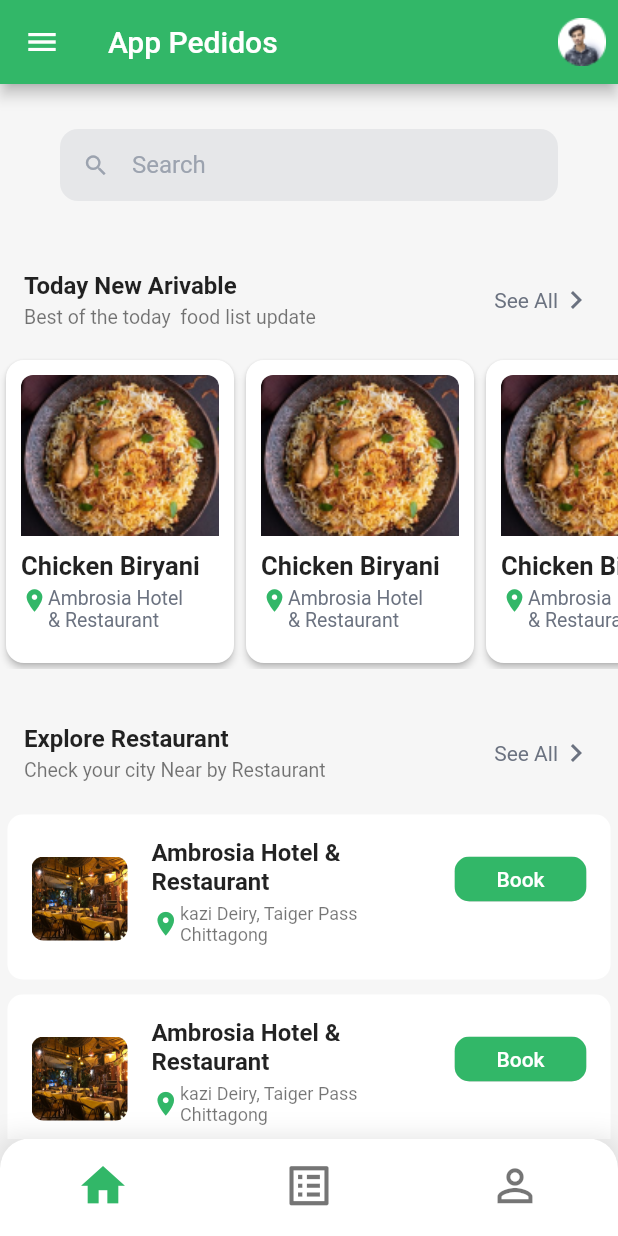
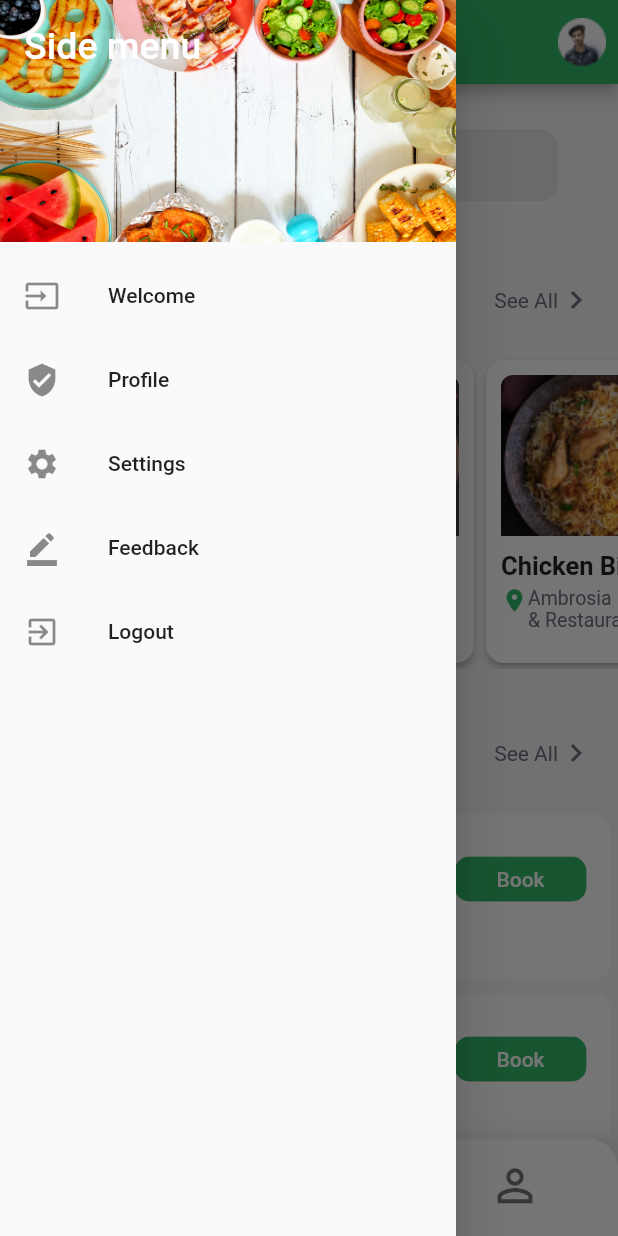
Before and after one commit to christiandionisio/pedidos-app, a Flutter app: the screen it shows after launch, with the side drawer open (before the commit the screen has no drawer), on a phone screen of 412 x 824 dp. Run offline on Flutter 3.47's test engine with Material 2 defaults, Android fonts, the phone set to English and light mode, and no system bars; our stand-ins replace introduction_screen.

Commit message:
Dish page and index principal page

```diff
--- a/lib/main.dart
+++ b/lib/main.dart
@@ -1,6 +1,7 @@
 import 'package:flutter/material.dart';
 import 'package:flutter/services.dart';
-import 'package:pedidos_app/pages/home_page.dart';
+import 'package:pedidos_app/pages/dish_page.dart';
+import 'package:pedidos_app/pages/principal_page.dart';
 import 'package:pedidos_app/pages/registration_page.dart';
 import 'package:pedidos_app/pages/onboarding_page.dart';
 import 'package:pedidos_app/utils/properties_util.dart';
@@ -20,7 +21,8 @@ class MyApp extends StatelessWidget {
       routes: {
         'onboarding_screen': (_) => OnboardingPage(),
         'registration_screen': (_) => RegistrationPage(),
-        'home_screen': (_) => HomePage(),
+        'home_screen': (_) => PrincipalPage(),
+        'dish_screen': (_) => DishPage(),
       },
 
       // Colores y propiedades generales
--- a/lib/pages/home_page.dart
+++ b/lib/pages/home_page.dart
@@ -1,20 +1,17 @@
 import 'package:flutter/material.dart';
 import 'package:pedidos_app/ui/input_decorations.dart';
-import 'package:pedidos_app/utils/properties_util.dart';
-import 'package:pedidos_app/widgets/bottom_menu.dart';
 import 'package:pedidos_app/widgets/home_page/custom_dish_card.dart';
 import 'package:pedidos_app/widgets/home_page/custom_listtile_restaurant.dart';
 import 'package:pedidos_app/widgets/home_page/section_title_lable.dart';
 
 class HomePage extends StatelessWidget {
-  const HomePage({Key? key}) : super(key: key);
+  const HomePage({
+    Key? key,
+  }) : super(key: key);
 
   @override
   Widget build(BuildContext context) {
-    return Scaffold(
-      backgroundColor: const Color(0xFFF6F6F6),
-      appBar: _getCustomAppBar(),
-      body: SingleChildScrollView(
+    return SingleChildScrollView(
       child: Column(
         children: [
           _SearchCustomWidget(),
@@ -36,26 +33,6 @@ class HomePage extends StatelessWidget {
           _CustomListRestaurants(),
         ],
       ),
-      ),
-      bottomNavigationBar: BottomPrincipalMenu(),
-    );
-  }
-
-  AppBar _getCustomAppBar() {
-    return AppBar(
-      title: Text('App Pedidos'),
-      leading: IconButton(
-        // TODO: desplegar menú lateral
-        onPressed: () {},
-        icon: Icon(Icons.menu),
-      ),
-      actions: [
-        IconButton(
-          // TODO: actualizar perfil de acuerdo a servicio
-          icon: Image.asset('assets/home/perfil.png'),
-          onPressed: () {},
-        ),
-      ],
     );
   }
 }
@@ -66,7 +43,7 @@ class _CustomListRestaurants extends StatelessWidget {
     return Container(
       width: double.infinity,
       child: Column(
-        children: [
+        children: const [
           CustomListTileRestaurants(),
           CustomListTileRestaurants(),
           CustomListTileRestaurants(),
--- /dev/null
+++ b/lib/pages/principal_page.dart
@@ -0,0 +1,92 @@
+import 'package:flutter/material.dart';
+import 'package:pedidos_app/pages/home_page.dart';
+import 'package:pedidos_app/pages/profile_page.dart';
+import 'package:pedidos_app/widgets/home_page/side_menu.dart';
+import 'cart_page.dart';
+
+class PrincipalPage extends StatefulWidget {
+  const PrincipalPage({Key? key}) : super(key: key);
+
+  @override
+  State<PrincipalPage> createState() => _PrincipalPageState();
+}
+
+class _PrincipalPageState extends State<PrincipalPage> {
+  int _selectedIndex = 0;
+
+  List<Widget> pages = [
+    HomePage(),
+    CartPage(),
+    ProfilePage(),
+  ];
+
+  @override
+  Widget build(BuildContext context) {
+    return Scaffold(
+      backgroundColor: const Color(0xFFF6F6F6),
+      drawer: NavDrawer(),
+      appBar: _getCustomAppBar(),
+      body: Container(
+        child: pages.elementAt(_selectedIndex),
+      ),
+      bottomNavigationBar: _getBottomNavigatorBar(),
+    );
+  }
+
+  Container _getBottomNavigatorBar() {
+    return Container(
+      decoration: const BoxDecoration(
+        boxShadow: <BoxShadow>[
+          BoxShadow(
+            color: Colors.black12,
+            blurRadius: 14,
+          ),
+        ],
+      ),
+      child: ClipRRect(
+        borderRadius: const BorderRadius.only(
+          topLeft: Radius.circular(20),
+          topRight: Radius.circular(20),
+        ),
+        child: BottomNavigationBar(
+          currentIndex: _selectedIndex,
+          iconSize: 35,
+          showSelectedLabels: false,
+          showUnselectedLabels: false,
+          onTap: (int index) {
+            setState(() {
+              this._selectedIndex = index;
+            });
+          },
+          items: [
+            BottomNavigationBarItem(
+              icon: new Icon(Icons.home),
+              label: 'Home',
+            ),
+            BottomNavigationBarItem(
+              icon: new Icon(Icons.list_alt_outlined),
+              label: 'Historial',
+            ),
+            BottomNavigationBarItem(
+              icon: new Icon(Icons.person_outline),
+              label: 'Perfil',
+            ),
+          ],
+        ),
+      ),
+    );
+  }
+
+  AppBar _getCustomAppBar() {
+    return AppBar(
+      title: Text('App Pedidos'),
+      actions: [
+        IconButton(
+          // TODO: actualizar perfil de acuerdo a servicio
+          icon: Image.asset('assets/home/perfil.png'),
+          onPressed: () {},
+        ),
+      ],
+    );
+  }
+}
--- a/lib/widgets/home_page/custom_dish_card.dart
+++ b/lib/widgets/home_page/custom_dish_card.dart
@@ -11,6 +11,14 @@ class CustomDishCard extends StatelessWidget {
           borderRadius: BorderRadius.circular(12),
         ),
         elevation: 2,
+        child: InkWell(
+          customBorder: RoundedRectangleBorder(
+            borderRadius: BorderRadius.circular(8),
+          ),
+          onTap: () {
+            //TODO: enviar parámetros de platos
+            Navigator.pushNamed(context, 'dish_screen');
+          },
           child: Container(
             padding: const EdgeInsets.all(10),
             child: ClipRRect(
@@ -30,6 +38,7 @@ class CustomDishCard extends StatelessWidget {
                     // Card Subtitle
                     _getCardSubtitle(),
                   ],
+                ),
               ),
             ),
           ),
--- /dev/null
+++ b/lib/widgets/home_page/side_menu.dart
@@ -0,0 +1,55 @@
+import 'package:flutter/material.dart';
+
+class NavDrawer extends StatelessWidget {
+  @override
+  Widget build(BuildContext context) {
+    return Drawer(
+      child: ListView(
+        padding: EdgeInsets.zero,
+        children: <Widget>[
+          const DrawerHeader(
+            child: Text(
+              'Side menu',
+              style: TextStyle(
+                color: Colors.white,
+                fontSize: 25,
+              ),
+            ),
+            decoration: BoxDecoration(
+              color: Colors.green,
+              image: DecorationImage(
+                fit: BoxFit.fill,
+                image: AssetImage('assets/home/cover.jpg'),
+              ),
+            ),
+          ),
+          ListTile(
+            leading: Icon(Icons.input),
+            title: Text('Welcome'),
+            onTap: () => {},
+          ),
+          ListTile(
+            leading: Icon(Icons.verified_user),
+            title: Text('Profile'),
+            onTap: () => {Navigator.of(context).pop()},
+          ),
+          ListTile(
+            leading: Icon(Icons.settings),
+            title: Text('Settings'),
+            onTap: () => {Navigator.of(context).pop()},
+          ),
+          ListTile(
+            leading: Icon(Icons.border_color),
+            title: Text('Feedback'),
+            onTap: () => {Navigator.of(context).pop()},
+          ),
+          ListTile(
+            leading: Icon(Icons.exit_to_app),
+            title: Text('Logout'),
+            onTap: () => {Navigator.of(context).pop()},
+          ),
+        ],
+      ),
+    );
+  }
+}
```
Also changed, not shown: lib/pages/cart_page.dart (added, +12 -0 lines), lib/pages/dish_page.dart (added, +284 -0 lines), lib/pages/profile_page.dart (added, +12 -0 lines), lib/widgets/bottom_menu.dart (+14 -2 lines), assets/home/cover.jpg (added). Lines whose indentation alone changed are shown as unchanged.
